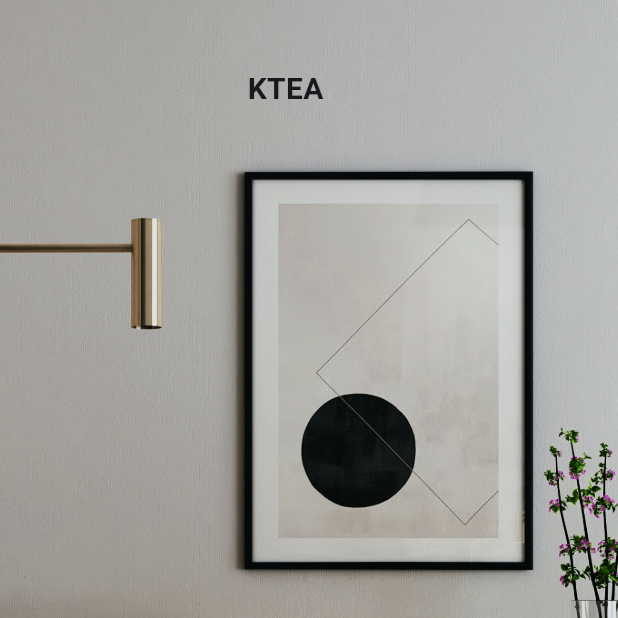
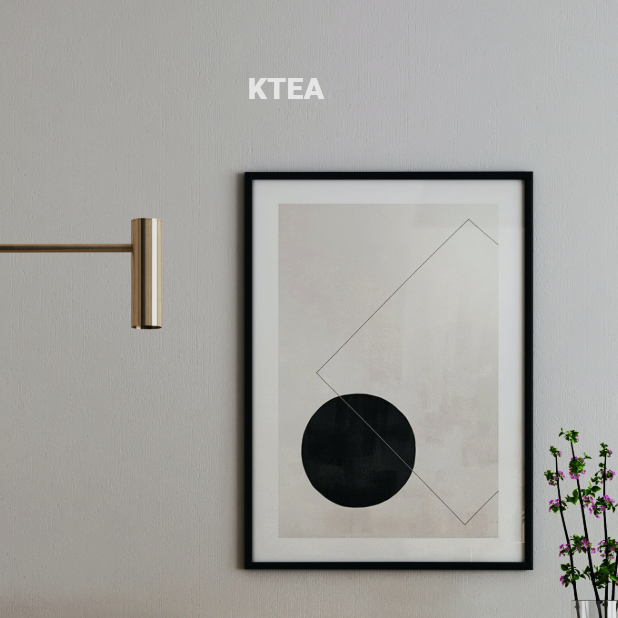
Before and after one commit to Tosin8/ktea, a Flutter app: the screen it shows after launch, on a phone screen of 412 x 824 dp, the top half of it. Run offline on Flutter 3.47's test engine with Material 3 defaults, Android fonts, the phone set to English and light mode, and no system bars; our stand-ins replace animate_do.

Commit message:
Update splash.dart

```diff
--- a/lib/splash_screen/splash.dart
+++ b/lib/splash_screen/splash.dart
@@ -74,10 +74,10 @@ child: Stack (
       fit: BoxFit.cover,
       ),),
     ),
-    Positioned(
+    const Positioned(
       top: 45,
       left: 165,
-      child: Text('KTEA', style: TextStyle(fontWeight: FontWeight.w600, fontSize: 20),),
+      child: Text('KTEA', style: TextStyle(fontWeight: FontWeight.w800, fontSize: 20, color: Colors.white),),
     ),
     Positioned(
       bottom: 0,
```
